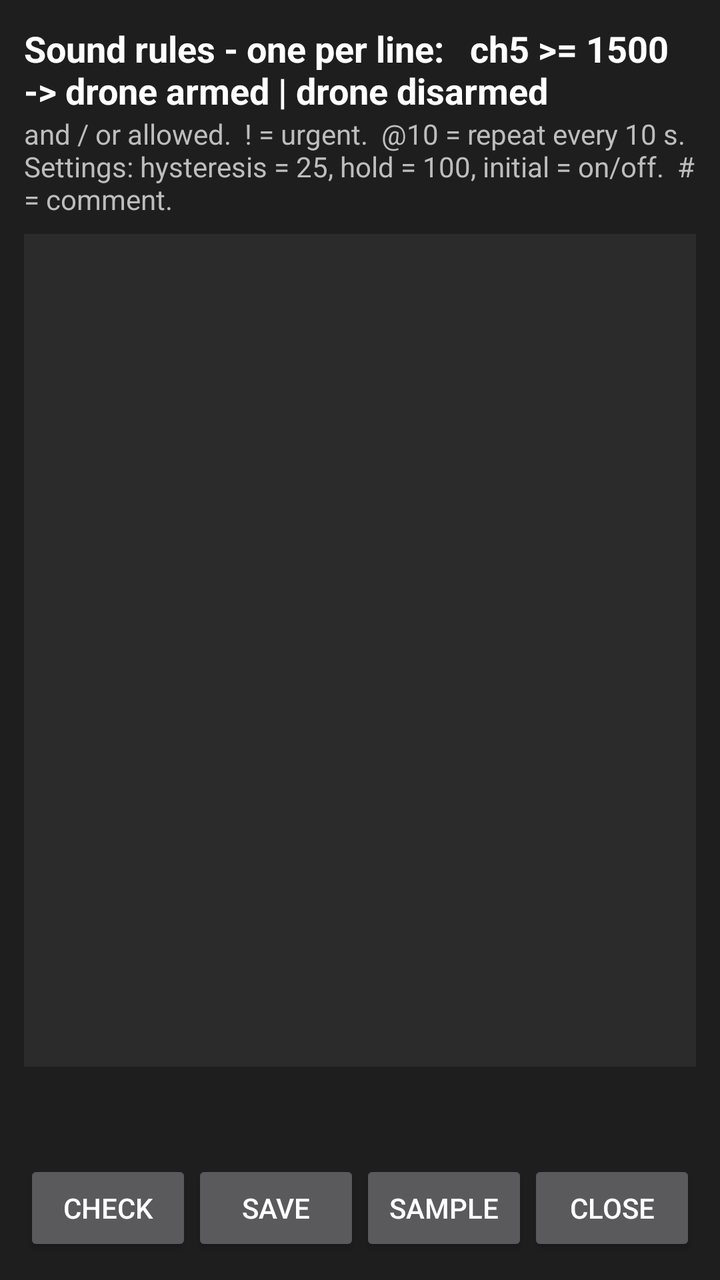
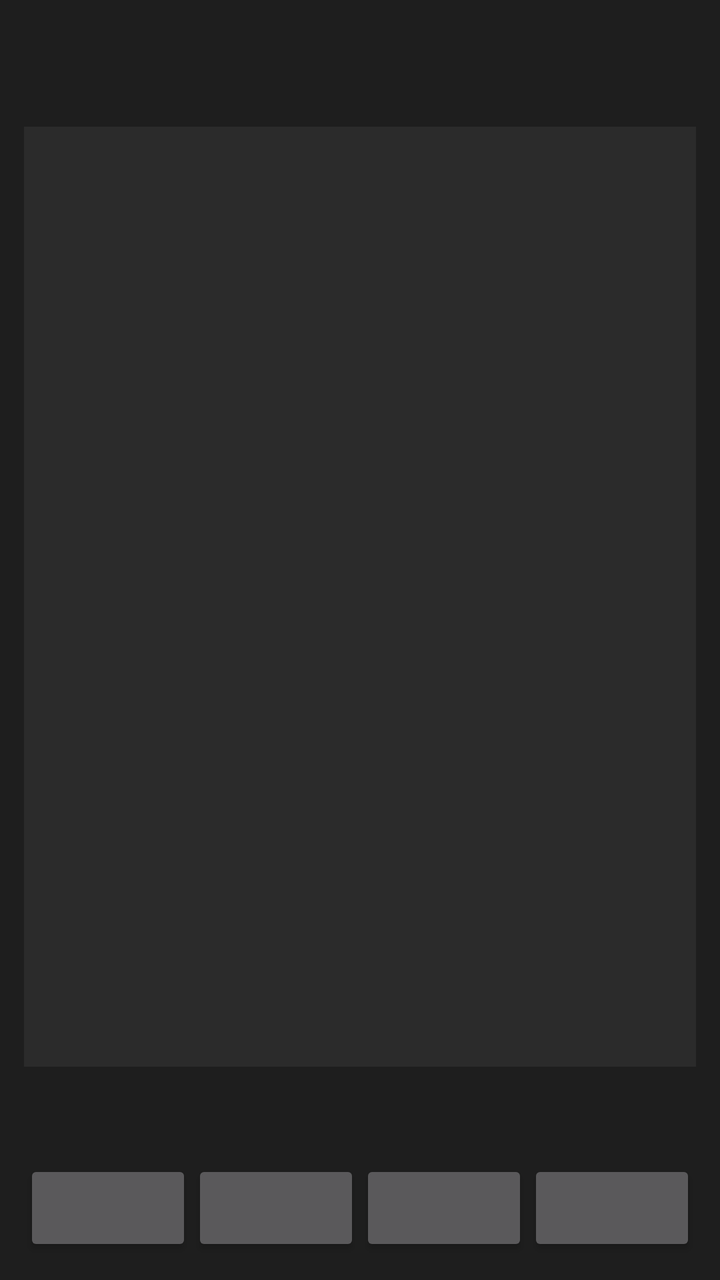

Two renders of the same Android screen: before a commit and after it. Below are the layout's source before the change and the commit's diff.
<!-- AndroidManifest.xml: application theme AppTheme -->
<!-- res/layout/activity_rules.xml -->
<?xml version="1.0" encoding="utf-8"?>
<LinearLayout xmlns:android="http://schemas.android.com/apk/res/android"
    android:layout_width="match_parent"
    android:layout_height="match_parent"
    android:background="#1E1E1E"
    android:orientation="vertical"
    android:padding="12dp">

    <TextView
        android:layout_width="match_parent"
        android:layout_height="wrap_content"
        android:text="Sound rules - one per line:   ch5 >= 1500 -> drone armed | drone disarmed"
        android:textColor="#FFFFFF"
        android:textSize="18sp"
        android:textStyle="bold" />

    <TextView
        android:layout_width="match_parent"
        android:layout_height="wrap_content"
        android:text="and / or allowed.  ! = urgent.  @10 = repeat every 10 s.  Settings: hysteresis = 25, hold = 100, initial = on/off.  # = comment."
        android:textColor="#BDBDBD"
        android:textSize="14sp" />

    <EditText
        android:id="@+id/rulesEdit"
        android:layout_width="match_parent"
        android:layout_height="0dp"
        android:layout_marginTop="8dp"
        android:layout_weight="1"
        android:background="#2B2B2B"
        android:gravity="top|start"
        android:inputType="textMultiLine|textNoSuggestions"
        android:padding="8dp"
        android:textColor="#FFFFFF"
        android:textSize="18sp"
        android:typeface="monospace" />

    <TextView
        android:id="@+id/rulesInfo"
        android:layout_width="match_parent"
        android:layout_height="wrap_content"
        android:minLines="2"
        android:paddingTop="6dp"
        android:textSize="16sp" />

    <LinearLayout
        android:layout_width="match_parent"
        android:layout_height="wrap_content"
        android:orientation="horizontal">

        <Button android:id="@+id/btnCheck" android:layout_width="0dp" android:layout_height="wrap_content" android:layout_weight="1" android:text="Check" />
        <Button android:id="@+id/btnSave" android:layout_width="0dp" android:layout_height="wrap_content" android:layout_weight="1" android:text="Save" />
        <Button android:id="@+id/btnSample" android:layout_width="0dp" android:layout_height="wrap_content" android:layout_weight="1" android:text="Sample" />
        <Button android:id="@+id/btnClose" android:layout_width="0dp" android:layout_height="wrap_content" android:layout_weight="1" android:text="Close" />
    </LinearLayout>
</LinearLayout>
<!-- resources referenced by this layout -->
<resources>
  <style name="AppTheme" parent="@android:style/Theme.Material.NoActionBar">
          <item name="android:windowBackground">@drawable/splash_window</item>
          <item name="android:windowFullscreen">true</item>
      </style>
  <!-- drawable splash_window (drawable) -->
  <?xml version="1.0" encoding="utf-8"?>
  <layer-list xmlns:android="http://schemas.android.com/apk/res/android">
      <item android:drawable="@color/ic_launcher_background" />
      <item>
          <bitmap
              android:gravity="center"
              android:src="@drawable/splash_logo" />
      </item>
  </layer-list>
  <color name="ic_launcher_background">#212D3D</color>
  <!-- drawable splash_logo: png bitmap (drawable-hdpi, 43692 bytes) -->
</resources>

<!-- the commit's change to res/layout/activity_rules.xml (unified diff, before → after) -->
@@ -7,17 +7,17 @@
     android:padding="12dp">
 
     <TextView
+        android:id="@+id/rulesTitle"
         android:layout_width="match_parent"
         android:layout_height="wrap_content"
-        android:text="Sound rules - one per line:   ch5 >= 1500 -> drone armed | drone disarmed"
         android:textColor="#FFFFFF"
         android:textSize="18sp"
         android:textStyle="bold" />
 
     <TextView
+        android:id="@+id/rulesHint"
         android:layout_width="match_parent"
         android:layout_height="wrap_content"
-        android:text="and / or allowed.  ! = urgent.  @10 = repeat every 10 s.  Settings: hysteresis = 25, hold = 100, initial = on/off.  # = comment."
         android:textColor="#BDBDBD"
         android:textSize="14sp" />
 
@@ -48,9 +48,9 @@
         android:layout_height="wrap_content"
         android:orientation="horizontal">
 
-        <Button android:id="@+id/btnCheck" android:layout_width="0dp" android:layout_height="wrap_content" android:layout_weight="1" android:text="Check" />
-        <Button android:id="@+id/btnSave" android:layout_width="0dp" android:layout_height="wrap_content" android:layout_weight="1" android:text="Save" />
-        <Button android:id="@+id/btnSample" android:layout_width="0dp" android:layout_height="wrap_content" android:layout_weight="1" android:text="Sample" />
-        <Button android:id="@+id/btnClose" android:layout_width="0dp" android:layout_height="wrap_content" android:layout_weight="1" android:text="Close" />
+        <Button android:id="@+id/btnCheck" android:layout_width="0dp" android:layout_height="wrap_content" android:layout_weight="1" />
+        <Button android:id="@+id/btnSave" android:layout_width="0dp" android:layout_height="wrap_content" android:layout_weight="1" />
+        <Button android:id="@+id/btnSample" android:layout_width="0dp" android:layout_height="wrap_content" android:layout_weight="1" />
+        <Button android:id="@+id/btnClose" android:layout_width="0dp" android:layout_height="wrap_content" android:layout_weight="1" />
     </LinearLayout>
 </LinearLayout>
